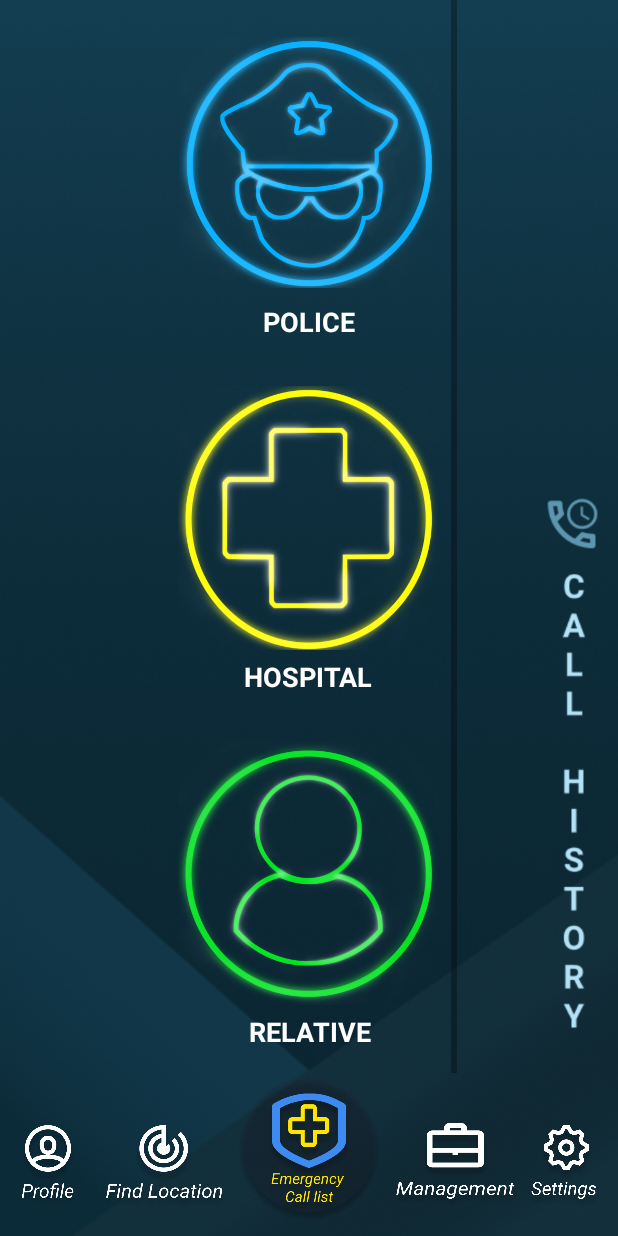
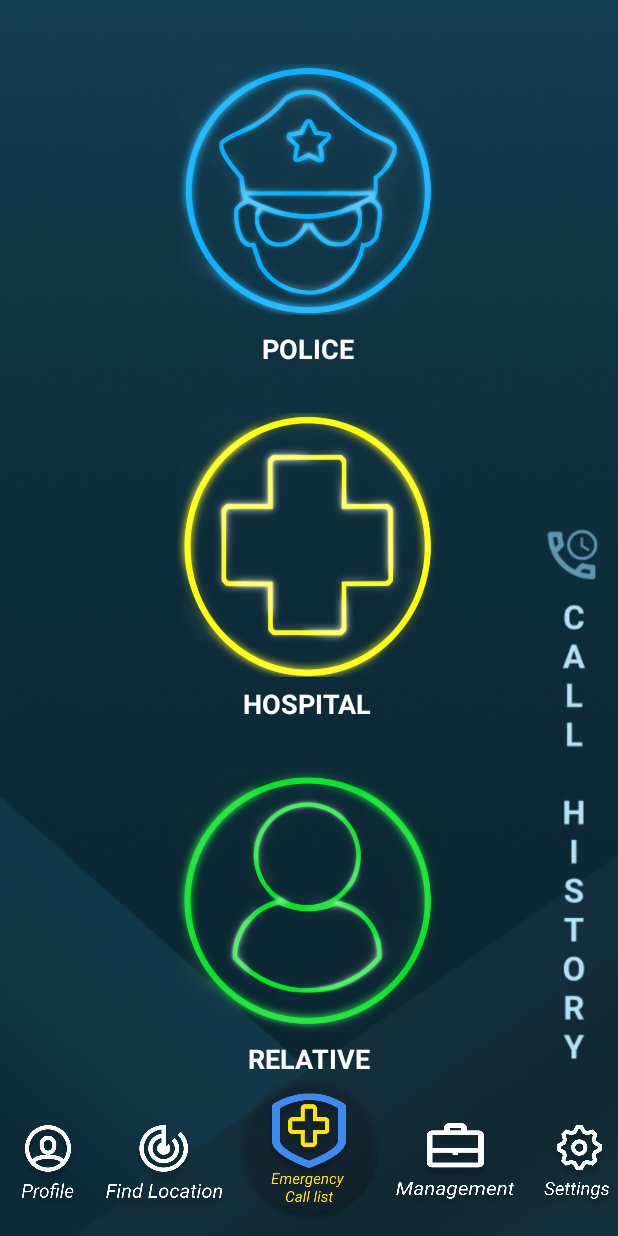
Before and after one commit to wosmaker/ESCAapp, an Android app: the EmergencyFragment screen opened directly, with no data from a screen before it, on a phone screen of 412 x 824 dp. Run offline under Robolectric (Android 15) with nearby library versions, the phone set to English and light mode, and no system bars; Roboto replaces fonts that are not available here.

Commit message:
update ui

```diff
--- a/app/src/main/res/layout/fragment_emergency.xml
+++ b/app/src/main/res/layout/fragment_emergency.xml
@@ -12,7 +12,8 @@
         android:id="@+id/content"
         android:layout_width="match_parent"
         android:layout_height="0dp"
-        app:layout_constraintBottom_toTopOf="@+id/include"
+        android:layout_marginBottom="85dp"
+        app:layout_constraintBottom_toBottomOf="@+id/include"
         app:layout_constraintEnd_toEndOf="parent"
         app:layout_constraintStart_toStartOf="parent"
         app:layout_constraintTop_toTopOf="parent">
@@ -22,8 +23,10 @@
             android:layout_height="wrap_content"
             app:layout_constraintBottom_toBottomOf="parent"
             app:layout_constraintEnd_toEndOf="parent"
+            app:layout_constraintHorizontal_bias="0.497"
             app:layout_constraintStart_toStartOf="parent"
-            app:layout_constraintTop_toTopOf="parent">
+            app:layout_constraintTop_toTopOf="parent"
+            app:layout_constraintVertical_bias="1.0">
 
             <LinearLayout
                 android:layout_width="match_parent"
@@ -89,6 +92,7 @@
                         android:textColor="#FFFFFF"
                         android:textSize="18sp"
                         android:textStyle="bold" />
+
                 </LinearLayout>
 
                 <LinearLayout
@@ -158,14 +162,6 @@
         app:layout_constraintStart_toStartOf="parent"
         app:layout_constraintTop_toTopOf="parent">
 
-        <include
-            layout="@layout/fragment_call_list"
-            android:layout_width="0dp"
-            android:layout_height="0dp"
-            app:layout_constraintBottom_toBottomOf="parent"
-            app:layout_constraintEnd_toEndOf="parent"
-            app:layout_constraintStart_toStartOf="parent"
-            app:layout_constraintTop_toTopOf="parent" />
     </androidx.constraintlayout.widget.ConstraintLayout>
 
 </androidx.constraintlayout.widget.ConstraintLayout>
--- a/app/src/main/res/layout/fragment_setting.xml
+++ b/app/src/main/res/layout/fragment_setting.xml
@@ -14,8 +14,10 @@
         <ScrollView
             android:layout_width="match_parent"
             android:layout_height="0dp"
-            app:layout_constraintBottom_toTopOf="@+id/include4"
+            android:layout_marginBottom="85dp"
+            app:layout_constraintBottom_toBottomOf="@+id/include4"
             app:layout_constraintEnd_toEndOf="parent"
+            app:layout_constraintStart_toStartOf="parent"
             app:layout_constraintTop_toTopOf="parent">
 
             <LinearLayout
--- a/app/src/main/res/layout/navbar_botton.xml
+++ b/app/src/main/res/layout/navbar_botton.xml
@@ -93,20 +93,20 @@
         android:id="@+id/nav_setting"
         android:layout_width="52dp"
         android:layout_height="59dp"
-        android:layout_marginEnd="10dp"
+        android:layout_marginStart="10dp"
         android:layout_marginBottom="16dp"
         android:background="@drawable/setting"
         app:layout_constraintBottom_toBottomOf="parent"
-        app:layout_constraintEnd_toEndOf="parent" />
+        app:layout_constraintStart_toEndOf="@+id/nav_manage" />
 
     <Button
         android:id="@+id/nav_profile"
         android:layout_width="44dp"
         android:layout_height="59dp"
-        android:layout_marginStart="10dp"
+        android:layout_marginEnd="12dp"
         android:layout_marginBottom="16dp"
         android:background="@drawable/profile"
         app:layout_constraintBottom_toBottomOf="parent"
-        app:layout_constraintStart_toStartOf="parent" />
+        app:layout_constraintEnd_toStartOf="@+id/nav_location" />
 
 </androidx.constraintlayout.widget.ConstraintLayout>
```
